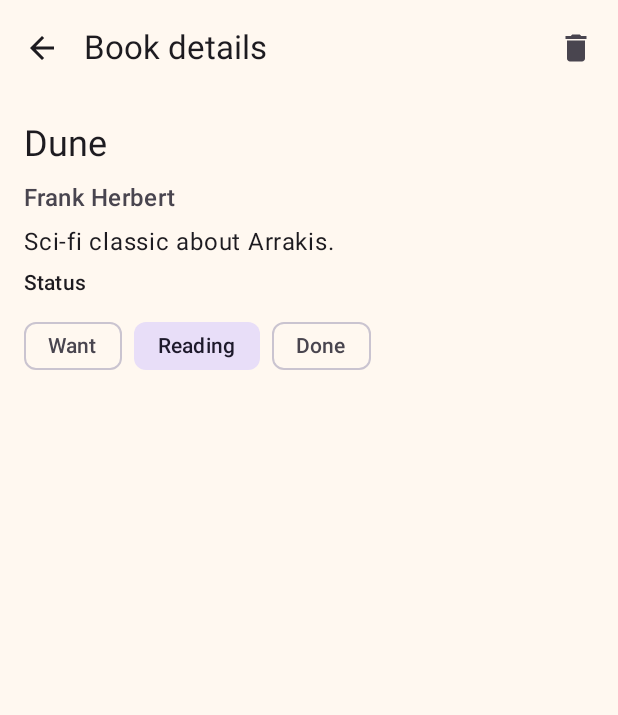
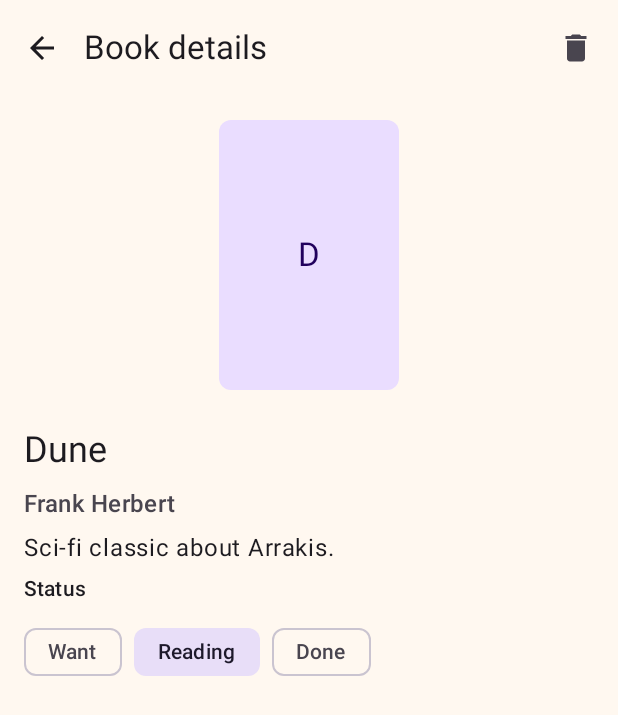
Before and after one commit to sdkhmt13/Mobileproject, an Android app built with Jetpack Compose: the @Preview function BookDetailPreview, on a phone screen of 412 x 824 dp. Shown: the top 715 px of the screen. Run offline under Robolectric (Android 15) with nearby library versions, the phone set to English and light mode, and no system bars; pictures from the network do not load.

Commit message:
add cover in details screen

```diff
--- a/app/src/main/java/com/example/mobileproject/ui/screens/BookDetailScreen.kt
+++ b/app/src/main/java/com/example/mobileproject/ui/screens/BookDetailScreen.kt
@@ -3,10 +3,16 @@ package com.example.mobileproject.ui.screens
 import androidx.compose.foundation.layout.Arrangement
 import androidx.compose.foundation.layout.Box
 import androidx.compose.foundation.layout.Column
+import androidx.compose.foundation.layout.Spacer
 import androidx.compose.foundation.layout.fillMaxSize
+import androidx.compose.foundation.layout.height
 import androidx.compose.foundation.layout.padding
+import androidx.compose.foundation.layout.size
+import androidx.compose.foundation.rememberScrollState
+import androidx.compose.foundation.verticalScroll
 import androidx.compose.material.icons.Icons
 import androidx.compose.material.icons.automirrored.filled.ArrowBack
+import androidx.compose.material.icons.filled.Delete
 import androidx.compose.material3.ExperimentalMaterial3Api
 import androidx.compose.material3.Icon
 import androidx.compose.material3.IconButton
@@ -20,10 +26,9 @@ import androidx.compose.ui.Alignment
 import androidx.compose.ui.Modifier
 import androidx.compose.ui.unit.dp
 import androidx.lifecycle.compose.collectAsStateWithLifecycle
+import com.example.mobileproject.ui.components.BookCover
 import com.example.mobileproject.ui.components.StatusChips
 import com.example.mobileproject.viewmodel.BookDetailViewModel
-import androidx.compose.material.icons.filled.Delete
-
 
 @OptIn(ExperimentalMaterial3Api::class)
 @Composable
@@ -71,21 +76,35 @@ fun BookDetailScreen(
                 modifier = Modifier
                     .fillMaxSize()
                     .padding(innerPadding)
+                    .verticalScroll(rememberScrollState())
                     .padding(16.dp),
                 verticalArrangement = Arrangement.spacedBy(8.dp)
             ) {
+                BookCover(
+                    url = current.coverUrl,
+                    title = current.title,
+                    modifier = Modifier
+                        .size(width = 120.dp, height = 180.dp)
+                        .align(Alignment.CenterHorizontally)
+                )
+                Spacer(modifier = Modifier.height(8.dp))
                 Text(current.title, style = MaterialTheme.typography.headlineSmall)
-
                 Text(
                     current.author,
                     style = MaterialTheme.typography.titleMedium,
                     color = MaterialTheme.colorScheme.onSurfaceVariant
                 )
-
-                Text(current.description, style = MaterialTheme.typography.bodyLarge)
-
+                current.year?.let { year ->
+                    Text(
+                        "First published: $year",
+                        style = MaterialTheme.typography.bodyMedium,
+                        color = MaterialTheme.colorScheme.onSurfaceVariant
+                    )
+                }
+                if (current.description.isNotBlank()) {
+                    Text(current.description, style = MaterialTheme.typography.bodyLarge)
+                }
                 Text("Status", style = MaterialTheme.typography.labelLarge)
-
                 StatusChips(
                     selected = current.status,
                     onSelect = { status -> status?.let { viewModel.changeStatus(it) } },
```
